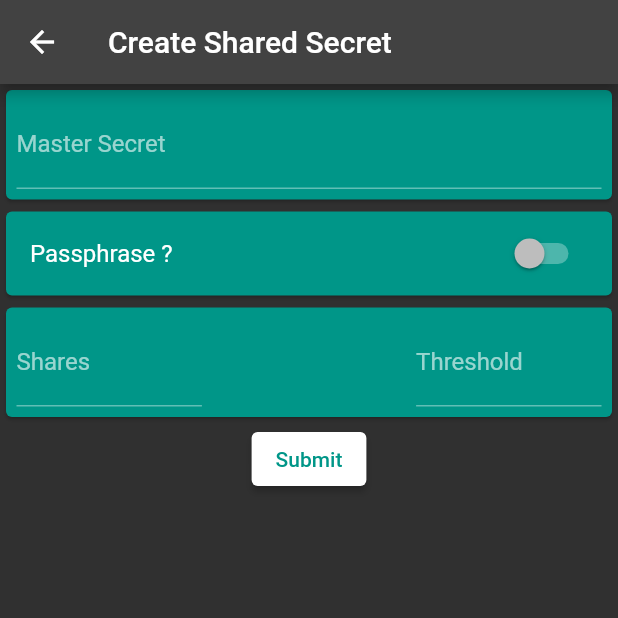
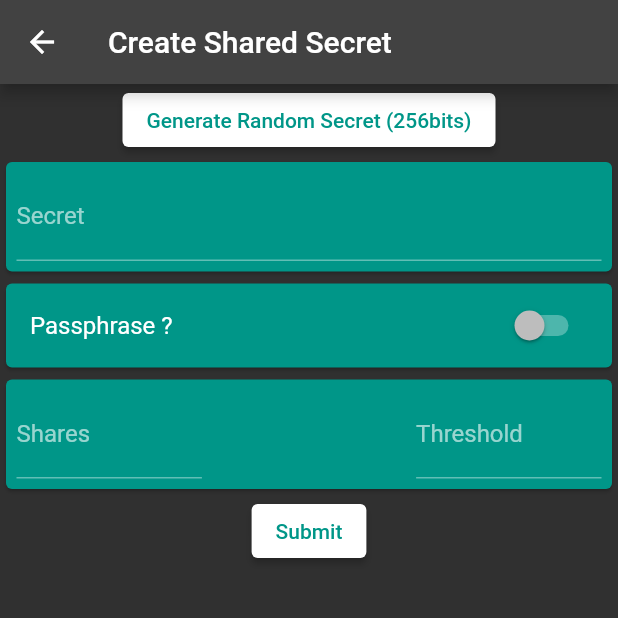
Before and after one commit to ethicnology/subterfuge, a Flutter app: the CreateSecretScreen screen opened directly, on a phone screen of 412 x 824 dp, the top half of it. Run offline on Flutter 3.47's test engine with Material 2 defaults, Android fonts, the phone set to English and light mode, and no system bars; our stand-ins replace convert; missing offline and left inert: slip39.

Commit message:
feat: button to generate random 256bits secret

```diff
--- a/lib/screen/create_secret.dart
+++ b/lib/screen/create_secret.dart
@@ -1,3 +1,4 @@
+import 'dart:math';
 import 'dart:typed_data';
 
 import 'package:convert/convert.dart';
@@ -19,6 +20,7 @@ class _CreateSecretScreenState extends State<CreateSecretScreen> {
   TextEditingController passphrase = TextEditingController();
   TextEditingController shares = TextEditingController();
   TextEditingController threshold = TextEditingController();
+  var random = Random.secure();
 
   @override
   void dispose() {
@@ -38,6 +40,20 @@ class _CreateSecretScreenState extends State<CreateSecretScreen> {
           child: Column(
             crossAxisAlignment: CrossAxisAlignment.center,
             children: [
+              ElevatedButton(
+                style: ElevatedButton.styleFrom(
+                  primary: Colors.white,
+                  onPrimary: Colors.teal,
+                ),
+                onPressed: () {
+                  var randomValues =
+                      List<int>.generate(32, (i) => random.nextInt(256));
+                  setState(() {
+                    secret.text = hex.encode(randomValues);
+                  });
+                },
+                child: const Text('Generate Random Secret (256bits)'),
+              ),
               Card(
                   color: Colors.teal,
                   child: Padding(
@@ -46,7 +62,7 @@ class _CreateSecretScreenState extends State<CreateSecretScreen> {
                         controller: secret,
                         decoration: const InputDecoration(
                           border: UnderlineInputBorder(),
-                          labelText: 'Master Secret',
+                          labelText: 'Secret',
                         ),
                       ))),
               Card(
```
